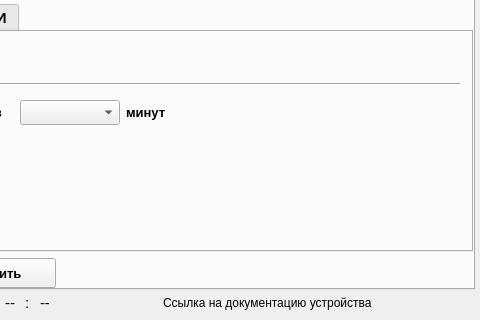
Before: the Qt Designer form informPConfigurator/mainwindow.ui in Goodjamp/informPConfigurator, drawn with Qt 5; both pictures show x 418 to 898 and y 96 to 416 of the 898 by 416 pixel window.
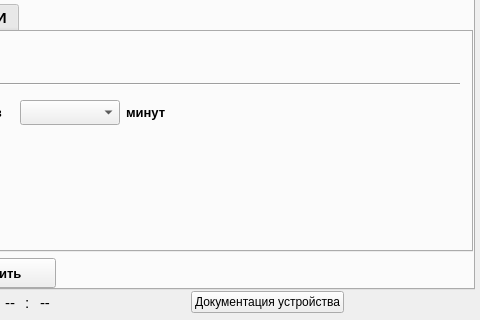
After: the same form once the commit is applied.

What changed in the file:
```diff
--- a/informPConfigurator/mainwindow.ui
+++ b/informPConfigurator/mainwindow.ui
@@ -3615,9 +3615,9 @@
        </spacer>
       </item>
       <item>
-       <widget class="QLabel" name="label_20">
+       <widget class="QPushButton" name="pushButtonDocLink">
         <property name="text">
-         <string>Ссылка на документацию устройства</string>
+         <string>Документация устройства</string>
         </property>
        </widget>
       </item>
```
